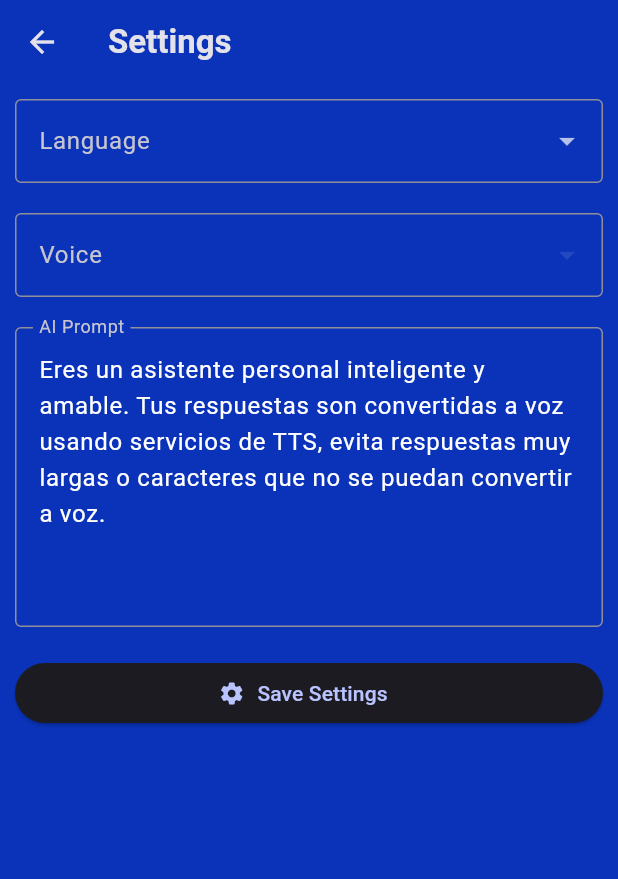
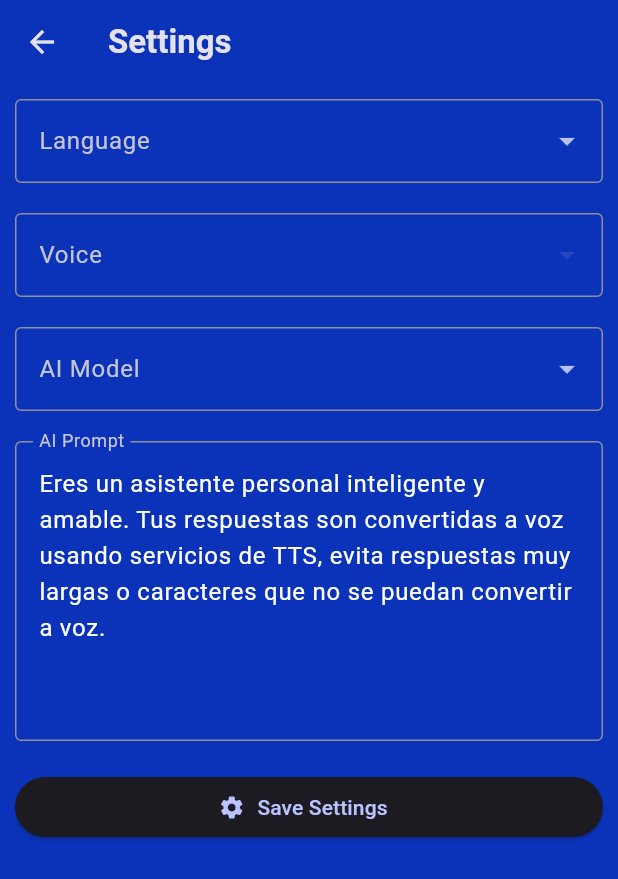
Before and after one commit to pedromartinez079/AI-VoiceAssistant-Flutter, a Flutter app: the SettingsScreen screen opened directly with empty values, after a tap on "Save Settings", on a phone screen of 412 x 824 dp. Shown: the top 879 px of the screen. Run offline on Flutter 3.47's test engine with Material 3 defaults, Android fonts, the phone set to English and light mode, and no system bars; our stand-ins replace flutter_riverpod, flutter_tts, google_fonts, shared_preferences, speech_to_text; missing offline and left inert: openai_dart; accounts and stored records are empty.

Commit message:
Settings: select Model, only update modified values. OpenAI: check temperature values, use exception error message

```diff
--- a/lib/main.dart
+++ b/lib/main.dart
@@ -35,11 +35,13 @@ void main() async {
   final bool hasAiAuth = prefs.containsKey('ai') && prefs.containsKey('apikey');
   final bool hasLanguage = prefs.containsKey('language');
   final bool hasVoice = prefs.containsKey('voice');
+  final bool hasModel = prefs.containsKey('model');
   final bool hasPrompt = prefs.containsKey('prompt');
   String? ai;
   String? apikey;
   String? language;
   String? voice;
+  String? model;
   String? prompt;
 
   if (hasAiAuth) {
@@ -54,6 +56,8 @@ void main() async {
   else { language = 'es-ES'; }
   if (hasVoice) { voice = prefs.getString('voice'); }
   else { voice = 'es-es-x-eea-local'; }
+  if (hasModel) { model = prefs.getString('model'); }
+  else { model = ''; }
   if (hasPrompt) { prompt = prefs.getString('prompt'); }
   else { prompt = (
     'Eres un asistente personal inteligente y amable. Tus respuestas son convertidas a voz usando servicios de TTS, evita respuestas muy largas o caracteres que no se puedan convertir a voz.'
@@ -66,6 +70,7 @@ void main() async {
       apikey: apikey!,
       language: language!,
       voice: voice!,
+      model: model!,
       prompt: prompt!,
     )),
   );
@@ -79,6 +84,7 @@ class AIVoiceAssistant extends ConsumerWidget {
     required this.apikey,
     required this.language,
     required this.voice,
+    required this.model,
     required this.prompt,
   });
 
@@ -87,6 +93,7 @@ class AIVoiceAssistant extends ConsumerWidget {
   final String apikey;
   final String language;
   final String voice;
+  final String model;
   final String prompt;
 
   @override
@@ -98,7 +105,7 @@ class AIVoiceAssistant extends ConsumerWidget {
         apikeyNotifier.setApiKey(AiAuth(ai: ai, apikey: apikey));
       }
       settingsNotifier.setSettings(
-        Settings(language: language, voice: voice, prompt: prompt)
+        Settings(language: language, voice: voice, model: model, prompt: prompt)
       );
     });
 
--- a/lib/providers/settings_provider.dart
+++ b/lib/providers/settings_provider.dart
@@ -13,6 +13,9 @@ class ApiKeyNotifier extends StateNotifier<AiAuth> {
   void setApiKey(AiAuth aiAuth) {
     state = aiAuth;
   }
+
+  String getAi() { return state.ai; }
+  String getApiKey() { return state.apikey; }
 }
 
 final apiKeyProvider =
@@ -24,22 +27,29 @@ final apiKeyProvider =
 class Settings {
   final String language;
   final String voice;
+  final String model;
   final String prompt;
 
   const Settings({
     required this.language,
     required this.voice,
+    required this.model,
     required this.prompt,
   });
 }
 
 class SettingsNotifier extends StateNotifier<Settings> {
   SettingsNotifier()
-    : super(const Settings(language: '', voice: '', prompt: ''));
+    : super(const Settings(language: '', voice: '', model: '', prompt: ''));
 
   void setSettings(Settings settings) {
     state = settings;
   }
+
+  String getLanguage() { return state.language; }
+  String getVoice() { return state.voice; }
+  String getModel() { return state.model; }
+  String getPrompt() { return state.prompt; }
 }
 
 final settingsProvider =
--- a/lib/screens/assistant.dart
+++ b/lib/screens/assistant.dart
@@ -33,6 +33,7 @@ class _AiAssistantScreenState extends ConsumerState<AiAssistantScreen> {
   bool _isInitialMessageSet = false;
   String? _ai;
   String? _apikey;
+  String? _aimodel;
 
   final stt.SpeechToText _stt = stt.SpeechToText();
   final FlutterTts _tts = FlutterTts();
@@ -141,7 +142,7 @@ class _AiAssistantScreenState extends ConsumerState<AiAssistantScreen> {
       ));
 
       final answer = await processQuery(
-        _messages, _ai!, _apikey!, setStatusText
+        _messages, _ai!, _apikey!, _aimodel!, setStatusText
       );
 
       _messages.add(ChatCompletionMessage.assistant(
@@ -226,6 +227,7 @@ class _AiAssistantScreenState extends ConsumerState<AiAssistantScreen> {
       setState(() {
         _language = settings.language;
         _voice = settings.voice;
+        _aimodel = settings.model;
       });
     });
 
--- a/lib/screens/settings.dart
+++ b/lib/screens/settings.dart
@@ -1,3 +1,8 @@
+/*
+To Do:
+  - Add temperature: Slider widget
+*/
+
 import 'package:flutter/material.dart';
 import 'package:flutter_riverpod/flutter_riverpod.dart';
 import 'package:flutter_tts/flutter_tts.dart';
@@ -16,11 +21,22 @@ class SettingsScreen extends ConsumerStatefulWidget {
 }
 
 class _SettingsScreenState extends ConsumerState<SettingsScreen> {
+  List<String>? _models;
   List<String>? _languages;
   List<String> _voices = [];
+  String? _selectedModel;
   String? _selectedLanguage;
   String? _selectedVoice;
   final _promptController = TextEditingController();
+
+  List<String>? _modelsOpenAI;
+  List<String>? _modelsXAI;
+
+  void _onSelectModel(value) {
+    setState(() {
+      _selectedModel = value;
+    });
+  }
 
   void _onSelectLanguage(value) {
     setState(() {
@@ -62,19 +78,28 @@ class _SettingsScreenState extends ConsumerState<SettingsScreen> {
     final settings = ref.read(settingsProvider.notifier);
     final prefs = await SharedPreferences.getInstance();
 
-    if (_selectedLanguage == null || _selectedLanguage!.isEmpty) { return; }
-    if (_selectedVoice == null || _selectedVoice!.isEmpty) { return; }
+    if (_selectedLanguage == null || _selectedLanguage!.isEmpty) {
+      _selectedLanguage = settings.getLanguage();
+    }
+    if (_selectedVoice == null || _selectedVoice!.isEmpty) {
+      _selectedVoice = settings.getVoice();
+    }
+    if (_selectedModel == null || _selectedModel!.isEmpty) {
+      _selectedModel == settings.getModel();
+    }
     if (_promptController.text.isEmpty) { return; }
 
     settings.setSettings(Settings(
       language: _selectedLanguage!,
       voice: _selectedVoice!,
+      model: _selectedModel!,
       prompt: _promptController.text,
     ));
 
     try {
       prefs.setString('language', _selectedLanguage!);
       prefs.setString('voice', _selectedVoice!);
+      prefs.setString('model', _selectedModel!);
       prefs.setString('prompt', _promptController.text);
       widget.updateInitialPrompt(_promptController.text);
     } catch (e) {
@@ -104,6 +129,11 @@ class _SettingsScreenState extends ConsumerState<SettingsScreen> {
         'ja-JP', 'ko-KR',
         'zh-TW', 'zh-CN', 'ru-RU',
       ];
+      _modelsOpenAI = ['gpt-5.1','gpt-5','gpt-5-mini','gpt-5-nano','gpt-4.1',
+        'gpt-4.1-mini','gpt-4.1-nano'];
+      _modelsXAI = ['grok-4-1-fast-reasoning','grok-4-1-fast-non-reasoning',
+        'grok-4-1-fast', 'grok-4-fast-reasoning','grok-4-fast-non-reasoning',
+        'grok-4'];
     });
     super.initState();
   }
@@ -112,6 +142,9 @@ class _SettingsScreenState extends ConsumerState<SettingsScreen> {
   Widget build(BuildContext context) {
     final prompt = ref.watch(settingsProvider).prompt;
     _promptController.text = prompt;
+    final aiService = ref.watch(apiKeyProvider).ai;
+    if (aiService == 'xai') { _models = _modelsXAI; }
+    else { _models = _modelsOpenAI; }
 
     return Scaffold(
       appBar: AppBar(
@@ -157,6 +190,23 @@ class _SettingsScreenState extends ConsumerState<SettingsScreen> {
                 onChanged: _onSelectVoice,
               ),
               const SizedBox(height: 20,),
+              DropdownButtonFormField<String>(
+                initialValue: _selectedModel,
+                isExpanded: true,
+                decoration: const InputDecoration(
+                  border: OutlineInputBorder(),
+                  labelText: 'AI Model',
+                ),
+                items: _models!
+                    .map((e) => DropdownMenuItem(
+                          value: e,
+                          child: Text(e),
+                        ))
+                    .toList(),
+                dropdownColor: Theme.of(context).colorScheme.surface,
+                onChanged: _onSelectModel,
+              ),
+              const SizedBox(height: 20,),
               TextField(
                 controller: _promptController,
                 readOnly: false,
```
Also changed, not shown: lib/screens/set_apikey.dart (+2 -8 lines), lib/services/openai.dart (+24 -9 lines).
